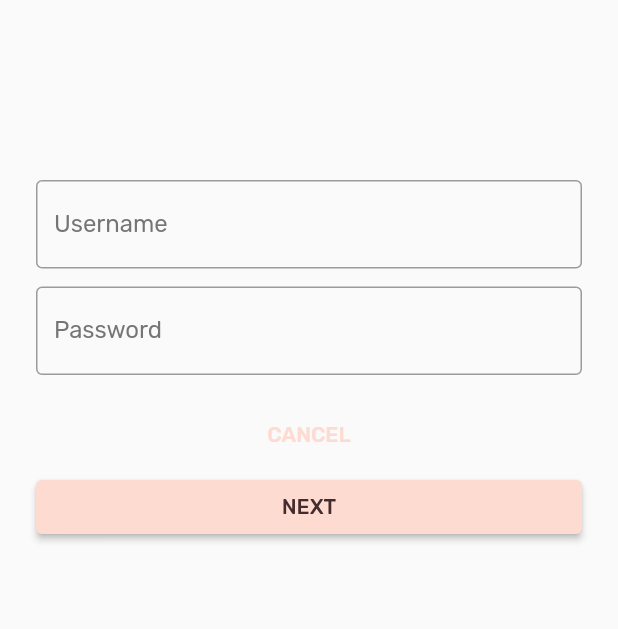
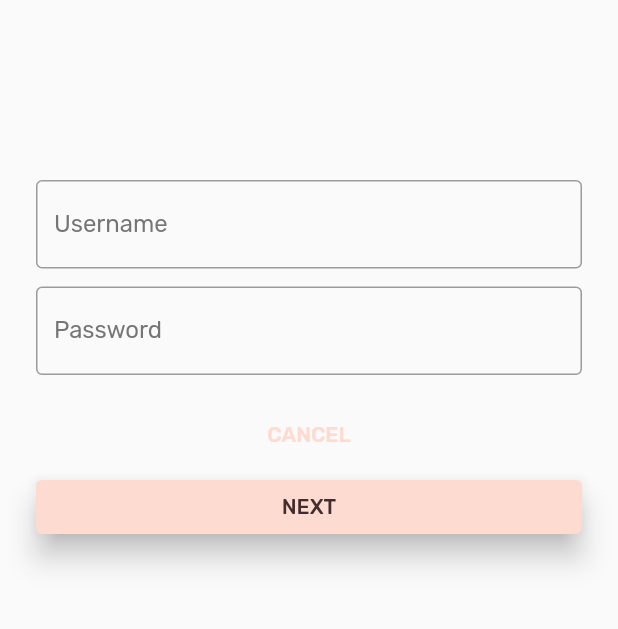
Before and after one commit to bechahedfiras/MDC-101-Flutter, a Flutter app: the screen it shows after launch, on a phone screen of 412 x 824 dp, the part 237-866 px from its top. Run offline on Flutter 3.47's test engine with Material 2 defaults, Android fonts, the phone set to English and light mode, and no system bars.

Commit message:
Change the elevation of the NEXT button

```diff
--- a/lib/home.dart
+++ b/lib/home.dart
@@ -38,6 +38,7 @@ class HomePage extends StatelessWidget {
       return Card(
         clipBehavior: Clip.antiAlias,
         // TODO: Adjust card heights (103)
+        elevation: 0.0,
         child: Column(
           // TODO: Center items on the card (103)
           crossAxisAlignment: CrossAxisAlignment.center,
--- a/lib/login.dart
+++ b/lib/login.dart
@@ -90,6 +90,7 @@ class _LoginPageState extends State<LoginPage> {
               },
             ),
             // TODO: Add an elevation to NEXT (103)
+
             // TODO: Add a beveled rectangular border to NEXT (103)
             ElevatedButton(
               child: const Text('NEXT'),
@@ -97,6 +98,9 @@ class _LoginPageState extends State<LoginPage> {
                 // TODO: Show the next page (101)
                 Navigator.pop(context);
               },
+              style: ButtonStyle(
+                elevation: MaterialStateProperty.all(8.0),
+              ),
             ),
 
             // TODO: Remove filled: true values (103)
```
